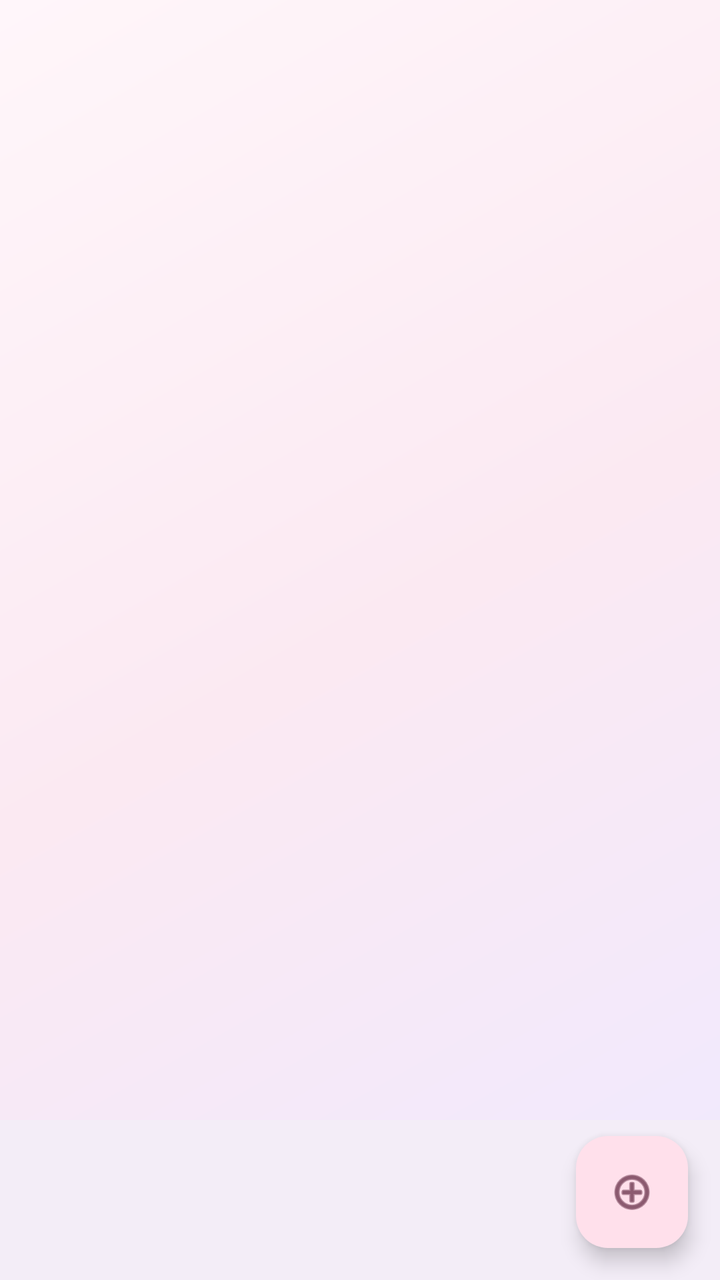
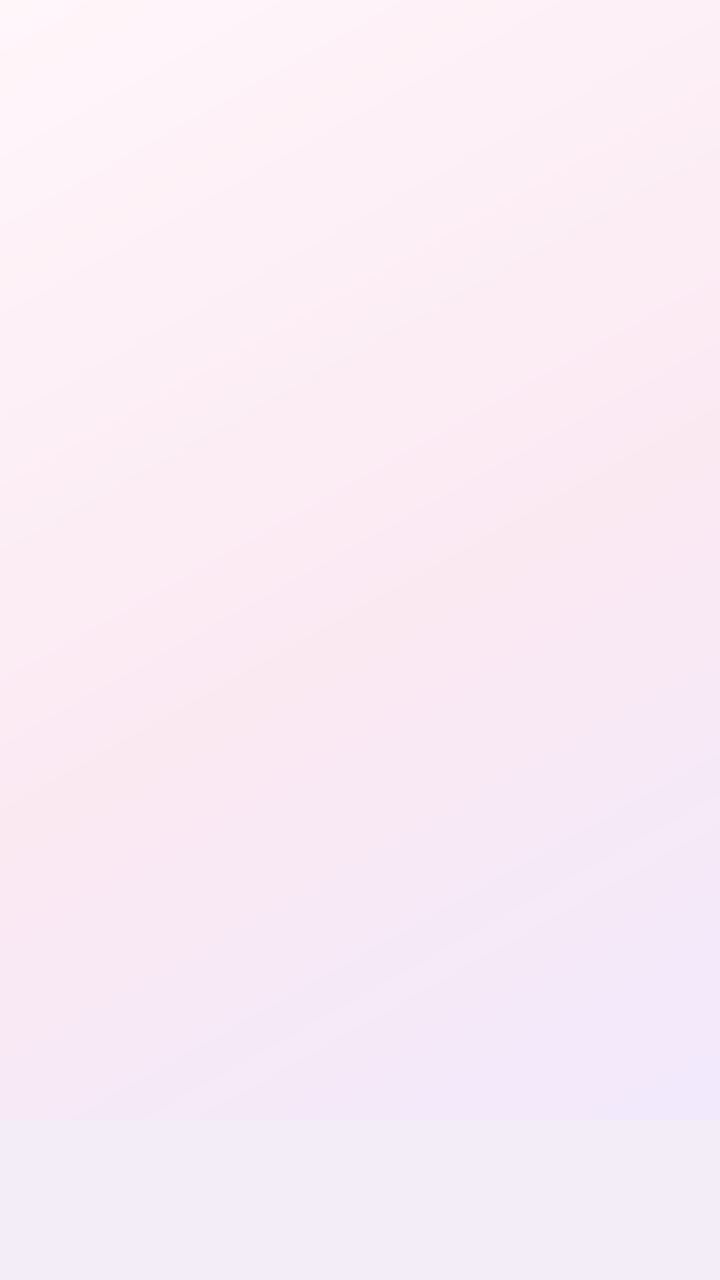

Before-and-after screenshots of an Android layout around one commit, followed by the original layout XML and the change that was made.
<!-- AndroidManifest.xml: application theme Theme.AuroraInjector -->
<!-- res/layout/activity_main.xml -->
<?xml version="1.0" encoding="utf-8"?>
<androidx.coordinatorlayout.widget.CoordinatorLayout
    xmlns:android="http://schemas.android.com/apk/res/android"
    xmlns:app="http://schemas.android.com/apk/res-auto"
    android:layout_width="match_parent"
    android:layout_height="match_parent">

    <FrameLayout
        android:id="@+id/content_container"
        android:layout_width="match_parent"
        android:layout_height="match_parent"
        android:layout_marginBottom="80dp"/>

    <com.google.android.material.floatingactionbutton.FloatingActionButton
        android:id="@+id/fab"
        android:layout_width="wrap_content"
        android:layout_height="wrap_content"
        android:layout_gravity="bottom|end"
        android:layout_margin="16dp"
        android:src="@android:drawable/ic_menu_add"/>

    <com.google.android.material.bottomnavigation.BottomNavigationView
        android:id="@+id/bottom_nav"
        android:layout_width="match_parent"
        android:layout_height="wrap_content"
        android:layout_gravity="bottom"/>

</androidx.coordinatorlayout.widget.CoordinatorLayout>
<!-- resources referenced by this layout -->
<resources>
  <style name="Theme.AuroraInjector" parent="Theme.Material3.DayNight.NoActionBar">
          <item name="colorPrimary">@color/md_theme_primary</item>
          <item name="colorOnPrimary">@color/md_theme_onPrimary</item>
          <item name="colorPrimaryContainer">@color/md_theme_primaryContainer</item>
          <item name="colorOnPrimaryContainer">@color/md_theme_onPrimaryContainer</item>
          <item name="colorSecondary">@color/md_theme_secondary</item>
          <item name="colorOnSecondary">@color/md_theme_onSecondary</item>
          <item name="colorSecondaryContainer">@color/md_theme_secondaryContainer</item>
          <item name="colorOnSecondaryContainer">@color/md_theme_onSecondaryContainer</item>
          <item name="colorTertiary">@color/md_theme_tertiary</item>
          <item name="colorOnTertiary">@color/md_theme_onTertiary</item>
          <item name="colorTertiaryContainer">@color/md_theme_tertiaryContainer</item>
          <item name="colorOnTertiaryContainer">@color/md_theme_onTertiaryContainer</item>
          <item name="colorError">@color/md_theme_error</item>
          <item name="colorOnError">@color/md_theme_onError</item>
          <item name="colorErrorContainer">@color/md_theme_errorContainer</item>
          <item name="colorOnErrorContainer">@color/md_theme_onErrorContainer</item>
          <item name="android:colorBackground">@color/md_theme_background</item>
          <item name="colorOnBackground">@color/md_theme_onBackground</item>
          <item name="colorSurface">@color/md_theme_surface</item>
          <item name="colorOnSurface">@color/md_theme_onSurface</item>
          <item name="colorSurfaceVariant">@color/md_theme_surfaceVariant</item>
          <item name="colorOnSurfaceVariant">@color/md_theme_onSurfaceVariant</item>
          <item name="colorOutline">@color/md_theme_outline</item>
          <item name="colorOutlineVariant">@color/md_theme_outlineVariant</item>
          <item name="android:windowBackground">@drawable/bg_anime_gradient</item>
      </style>
  <color name="md_theme_primary">#F06292</color>
  <color name="md_theme_onPrimary">#FFFFFF</color>
  <color name="md_theme_primaryContainer">#FFE0EB</color>
  <color name="md_theme_onPrimaryContainer">#3E001D</color>
  <color name="md_theme_secondary">#8B5CF6</color>
  <color name="md_theme_onSecondary">#FFFFFF</color>
  <color name="md_theme_secondaryContainer">#EBDDFF</color>
  <color name="md_theme_onSecondaryContainer">#23095C</color>
  <color name="md_theme_tertiary">#5C8AFF</color>
  <color name="md_theme_onTertiary">#FFFFFF</color>
  <color name="md_theme_tertiaryContainer">#DDE5FF</color>
  <color name="md_theme_onTertiaryContainer">#00174B</color>
  <color name="md_theme_error">#BA1A1A</color>
  <color name="md_theme_onError">#FFFFFF</color>
  <color name="md_theme_errorContainer">#FFDAD6</color>
  <color name="md_theme_onErrorContainer">#410002</color>
  <color name="md_theme_background">#FFF5F8</color>
  <color name="md_theme_onBackground">#22191D</color>
  <color name="md_theme_surface">#FFF5F8</color>
  <color name="md_theme_onSurface">#22191D</color>
  <color name="md_theme_surfaceVariant">#FCE4EC</color>
  <color name="md_theme_onSurfaceVariant">#514347</color>
  <color name="md_theme_outline">#E491AC</color>
  <color name="md_theme_outlineVariant">#F3D2DF</color>
  <!-- drawable bg_anime_gradient (drawable) -->
  <?xml version="1.0" encoding="utf-8"?>
  <shape xmlns:android="http://schemas.android.com/apk/res/android">
      <gradient
          android:angle="315"
          android:startColor="@color/anime_bg_start"
          android:centerColor="@color/anime_bg_mid"
          android:endColor="@color/anime_bg_end"
          android:type="linear" />
  </shape>
  <color name="anime_bg_start">#FFF6FA</color>
  <color name="anime_bg_mid">#FBE9F2</color>
  <color name="anime_bg_end">#EFE9FF</color>
</resources>

<!-- the commit's change to res/layout/activity_main.xml (unified diff, before → after) -->
@@ -11,14 +11,6 @@
         android:layout_height="match_parent"
         android:layout_marginBottom="80dp"/>
 
-    <com.google.android.material.floatingactionbutton.FloatingActionButton
-        android:id="@+id/fab"
-        android:layout_width="wrap_content"
-        android:layout_height="wrap_content"
-        android:layout_gravity="bottom|end"
-        android:layout_margin="16dp"
-        android:src="@android:drawable/ic_menu_add"/>
-
     <com.google.android.material.bottomnavigation.BottomNavigationView
         android:id="@+id/bottom_nav"
         android:layout_width="match_parent"
